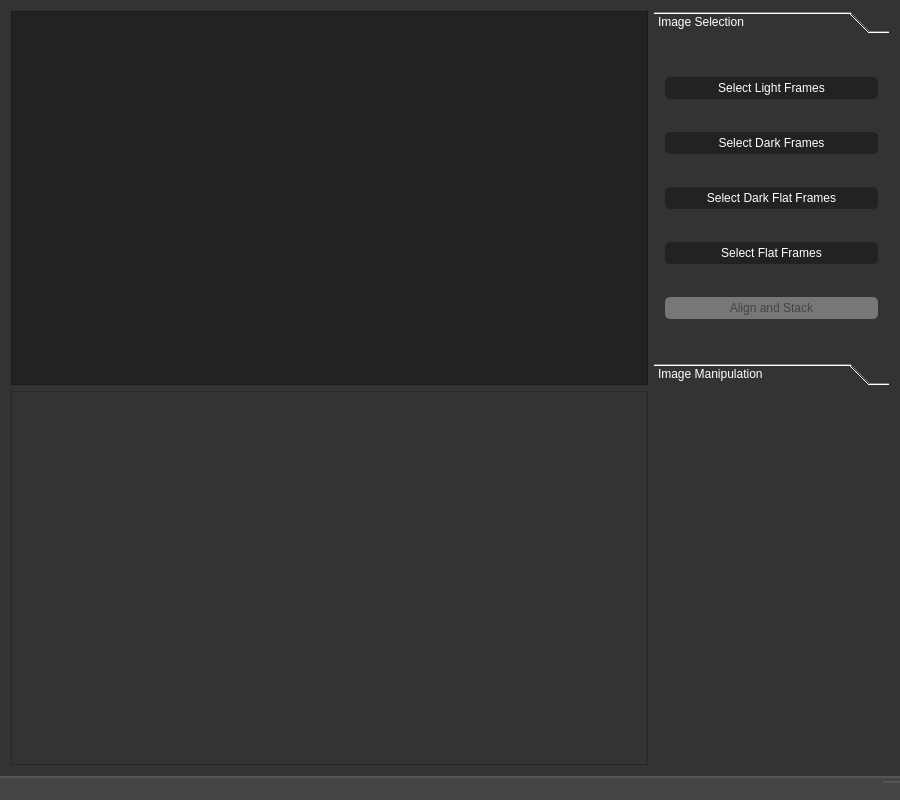
The window that ui/mainwindow.ui (BenJuan26/OpenSkyStacker) describes before a commit, drawn with Qt 5.
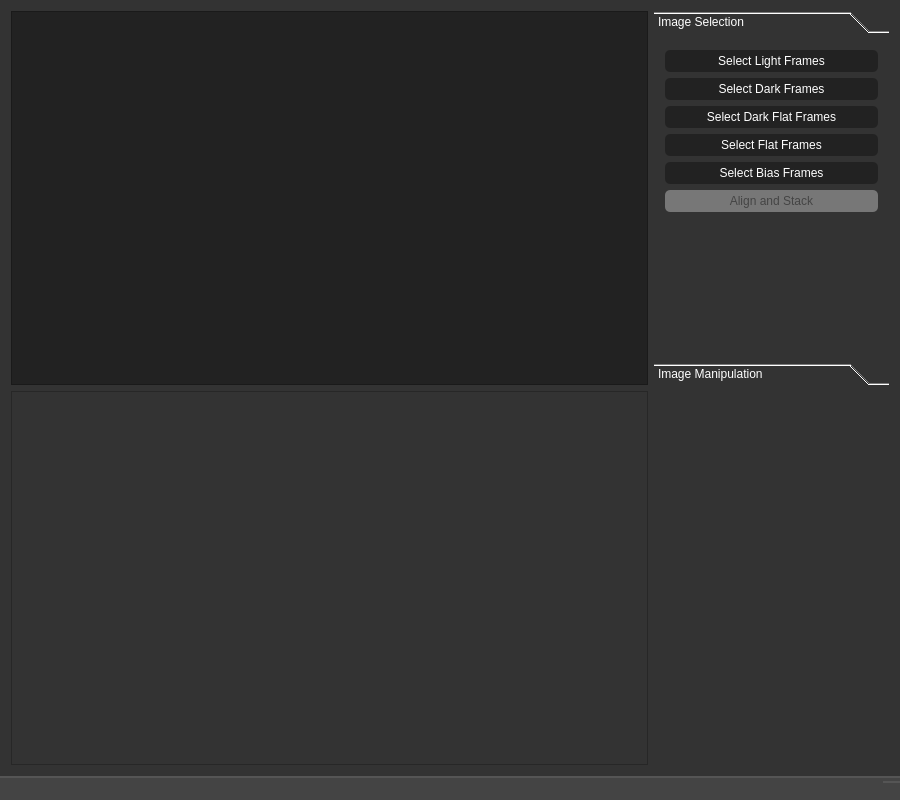
The same window after the commit. Custom widgets are drawn as their Qt base class.

Commit message: Added bias frame support. Changed button layout.

The edit to the form file:
```diff
--- a/ui/mainwindow.ui
+++ b/ui/mainwindow.ui
@@ -109,15 +109,29 @@
          <x>0</x>
          <y>0</y>
          <width>235</width>
-         <height>293</height>
+         <height>202</height>
         </rect>
        </property>
+       <property name="sizePolicy">
+        <sizepolicy hsizetype="Preferred" vsizetype="Fixed">
+         <horstretch>0</horstretch>
+         <verstretch>0</verstretch>
+        </sizepolicy>
+       </property>
        <attribute name="label">
         <string>Image Selection</string>
        </attribute>
        <layout class="QVBoxLayout" name="verticalLayout_3">
         <item>
+         <layout class="QVBoxLayout" name="verticalLayout_2">
+          <item>
          <widget class="QPushButton" name="buttonSelectLightFrames">
+            <property name="sizePolicy">
+             <sizepolicy hsizetype="Minimum" vsizetype="Fixed">
+              <horstretch>0</horstretch>
+              <verstretch>0</verstretch>
+             </sizepolicy>
+            </property>
           <property name="text">
            <string>Select Light Frames</string>
           </property>
@@ -153,6 +167,16 @@
           </property>
          </widget>
         </item>
+          <item>
+           <widget class="QPushButton" name="buttonSelectBiasFrames">
+            <property name="enabled">
+             <bool>true</bool>
+            </property>
+            <property name="text">
+             <string>Select Bias Frames</string>
+            </property>
+           </widget>
+          </item>
         <item>
          <widget class="QPushButton" name="buttonStack">
           <property name="enabled">
@@ -162,6 +186,8 @@
            <string>Align and Stack</string>
           </property>
          </widget>
+          </item>
+         </layout>
         </item>
        </layout>
       </widget>
```
Lines whose indentation alone changed are shown as unchanged. The commit also changes 4 other files.
